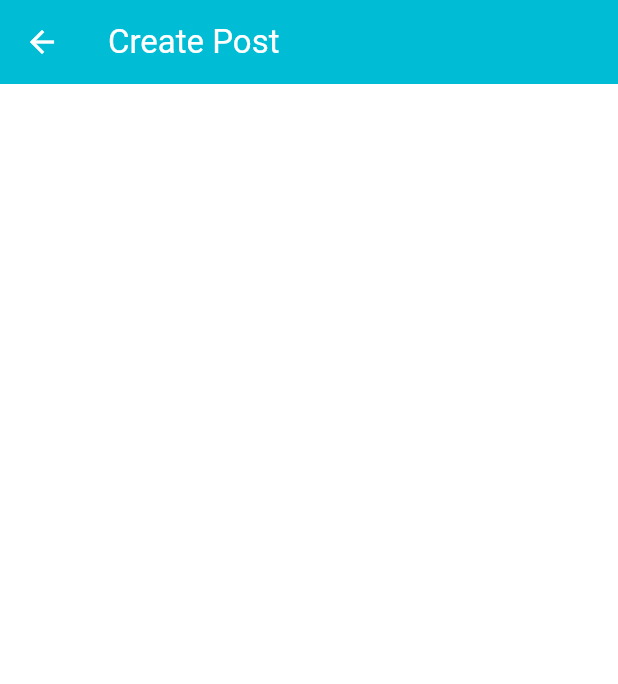
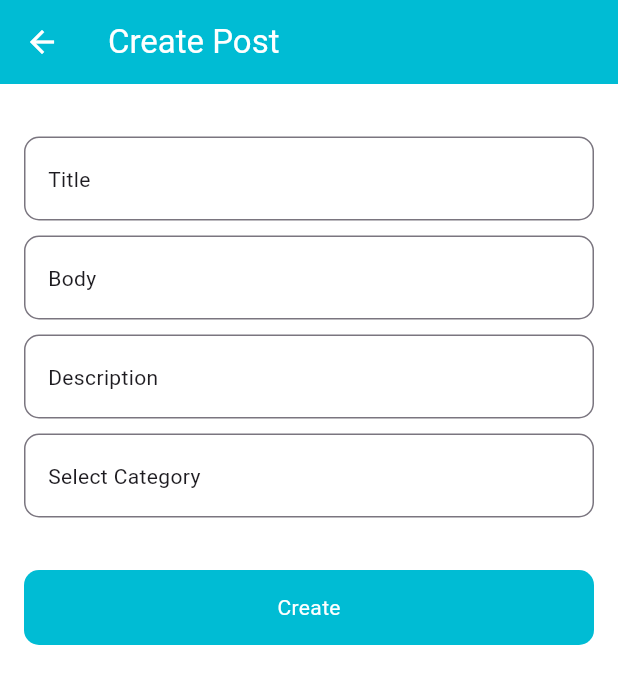
Before and after one commit to 302-mobile-programming-ii/getx_pattern_access_token_app, a Flutter app: the PostView screen opened by its route, after a tap on the "add" icon, on a phone screen of 412 x 824 dp. Shown: the top 684 px of the screen. Run offline on Flutter 3.47's test engine with Material 3 defaults, Android fonts, the phone set to English and light mode, and no system bars; our stand-ins replace get, get_storage; accounts and stored records are empty; network calls fail.

Commit message:
feat: Implement code - clean code - update post list ui

```diff
--- a/lib/constants/constants_uri.dart
+++ b/lib/constants/constants_uri.dart
@@ -1,5 +1,5 @@
 class ConstantsUri {
-  static const String baseUri = "http://localhost:30033";
+  static const String baseUri = "http://10.30.1.93:30033";
   static const String loginPath = "$baseUri/api/oauth/token";
   static const String refreshToken = "$baseUri/api/oauth/refresh";
   static const String postPath = "$baseUri/api/app/post";
--- a/lib/features/admin/dashboard/dashboard_binding.dart
+++ b/lib/features/admin/dashboard/dashboard_binding.dart
@@ -4,7 +4,6 @@ import 'package:getx_pattern_access_token_app/features/admin/dashboard/dashboard
 class DashboardBinding extends Bindings{
   @override
   void dependencies() {
-    // TODO: implement dependencies
     Get.lazyPut(()=> DashboardController());
   }
 
--- a/lib/features/admin/post/form/post_form_view.dart
+++ b/lib/features/admin/post/form/post_form_view.dart
@@ -5,6 +5,9 @@ import 'package:getx_pattern_access_token_app/features/admin/post/form/post_form
 import 'package:getx_pattern_access_token_app/features/admin/post/list/post_controller.dart';
 import 'package:getx_pattern_access_token_app/widgets/app_bar_custom_widget.dart';
 import 'package:getx_pattern_access_token_app/widgets/loading_widget.dart';
+
+import '../../../../widgets/button_custom_widget.dart';
+import '../../../../widgets/input_custom_widget.dart';
 
 class PostFormView extends GetView<PostFormController> {
   const PostFormView({super.key});
@@ -14,6 +17,22 @@ class PostFormView extends GetView<PostFormController> {
     return Scaffold(
       backgroundColor: Colors.white,
       appBar: AppBarCustomWidget(title: "Create Post"),
+      body: Container(
+        padding: EdgeInsets.symmetric(horizontal: 16, vertical: 35),
+        child: Column(
+          children: [
+            InputCustomWidget(hint: "Title"),
+            SizedBox(height: 10),
+            InputCustomWidget(hint: "Body"),
+            SizedBox(height: 10),
+            InputCustomWidget(hint: "Description"),
+            SizedBox(height: 10),
+            InputCustomWidget(hint: "Select Category"),
+            SizedBox(height: 35),
+            ButtonCustomWidget(title: "Create"),
+          ],
+        ),
+      ),
     );
   }
 }
--- a/lib/features/admin/post/list/post_view.dart
+++ b/lib/features/admin/post/list/post_view.dart
@@ -1,6 +1,7 @@
 import 'package:flutter/material.dart';
 import 'package:get/get.dart';
 import 'package:getx_pattern_access_token_app/features/admin/post/list/post_controller.dart';
+import 'package:getx_pattern_access_token_app/features/admin/post/widgets/post_card_widget.dart';
 import 'package:getx_pattern_access_token_app/routes/route_name.dart';
 import 'package:getx_pattern_access_token_app/widgets/app_bar_custom_widget.dart';
 import 'package:getx_pattern_access_token_app/widgets/loading_widget.dart';
@@ -12,12 +13,16 @@ class PostView extends GetView<PostController> {
   Widget build(BuildContext context) {
     return Scaffold(
       backgroundColor: Colors.white,
-      appBar: AppBarCustomWidget(title: "List Post",
-      actions: [
-        IconButton(onPressed: (){
-          Get.toNamed(RouteName.adminPostForm);
-        }, icon: Icon(Icons.add))
-      ],
+      appBar: AppBarCustomWidget(
+        title: "List Post",
+        actions: [
+          IconButton(
+            onPressed: () {
+              Get.toNamed(RouteName.adminPostForm);
+            },
+            icon: Icon(Icons.add),
+          ),
+        ],
       ),
       body: Obx(() {
         return controller.loading.value == true
@@ -30,36 +35,10 @@ class PostView extends GetView<PostController> {
                   itemCount: controller.postList.length,
                   itemBuilder: (context, index) {
                     var post = controller.postList[index];
-                    return Container(
-                      padding: EdgeInsets.only(left: 16, right: 16, top: 10),
-                      child: Column(
-                        mainAxisAlignment: MainAxisAlignment.start,
-                        children: [
-                          Image.network("${post.image}"),
-                          Container(
-                            padding: EdgeInsets.symmetric(
-                              horizontal: 5,
-                              vertical: 10,
-                            ),
-                            width: double.infinity,
-                            child: Text(
-                              "${post.title}",
-                              style: TextStyle(fontSize: 18),
-                            ),
-                          ),
-                          Container(
-                            padding: EdgeInsets.symmetric(
-                              horizontal: 5,
-                              vertical: 10,
-                            ),
-                            width: double.infinity,
-                            child: Text(
-                              "${post.body}",
-                              style: TextStyle(fontSize: 14),
-                            ),
-                          ),
-                        ],
-                      ),
+                    return PostCardWidget(
+                      title: post.title,
+                      urlImage: post.image,
+                      body: post.body,
                     );
                   },
                 ),
--- /dev/null
+++ b/lib/widgets/button_custom_widget.dart
@@ -0,0 +1,24 @@
+import 'package:flutter/material.dart';
+
+class ButtonCustomWidget extends StatelessWidget {
+  bool? onLoading;
+  String? title;
+  ButtonCustomWidget({super.key, this.onLoading = false, this.title});
+
+  @override
+  Widget build(BuildContext context) {
+    return Container(
+      width: double.infinity,
+      padding: EdgeInsets.symmetric(vertical: 15),
+      decoration: BoxDecoration(
+        color: Colors.cyan,
+        borderRadius: BorderRadius.all(Radius.circular(10)),
+      ),
+      child: Center(
+        child: onLoading == true
+            ? CircularProgressIndicator(color: Colors.white)
+            : Text(title ?? "", style: TextStyle(color: Colors.white)),
+      ),
+    );
+  }
+}
--- /dev/null
+++ b/lib/widgets/input_custom_widget.dart
@@ -0,0 +1,23 @@
+import 'package:flutter/material.dart';
+
+class InputCustomWidget extends StatelessWidget {
+  TextEditingController? controller;
+  String? hint;
+  InputCustomWidget({super.key, this.controller, this.hint});
+
+  @override
+  Widget build(BuildContext context) {
+    return TextField(
+      controller: controller,
+      decoration: InputDecoration(
+        hint: Text(hint ?? ""),
+        border: OutlineInputBorder(
+          borderRadius: BorderRadius.all(Radius.circular(10)),
+        ),
+        focusedBorder: OutlineInputBorder(
+          borderRadius: BorderRadius.all(Radius.circular(10)),
+        ),
+      ),
+    );
+  }
+}
```
Also changed, not shown: lib/binding/initial_binding.dart (+0 -11 lines), lib/core/models/api_base_response.dart (added, +36 -0 lines), lib/features/admin/post/widgets/post_card_widget.dart (added, +36 -0 lines).
